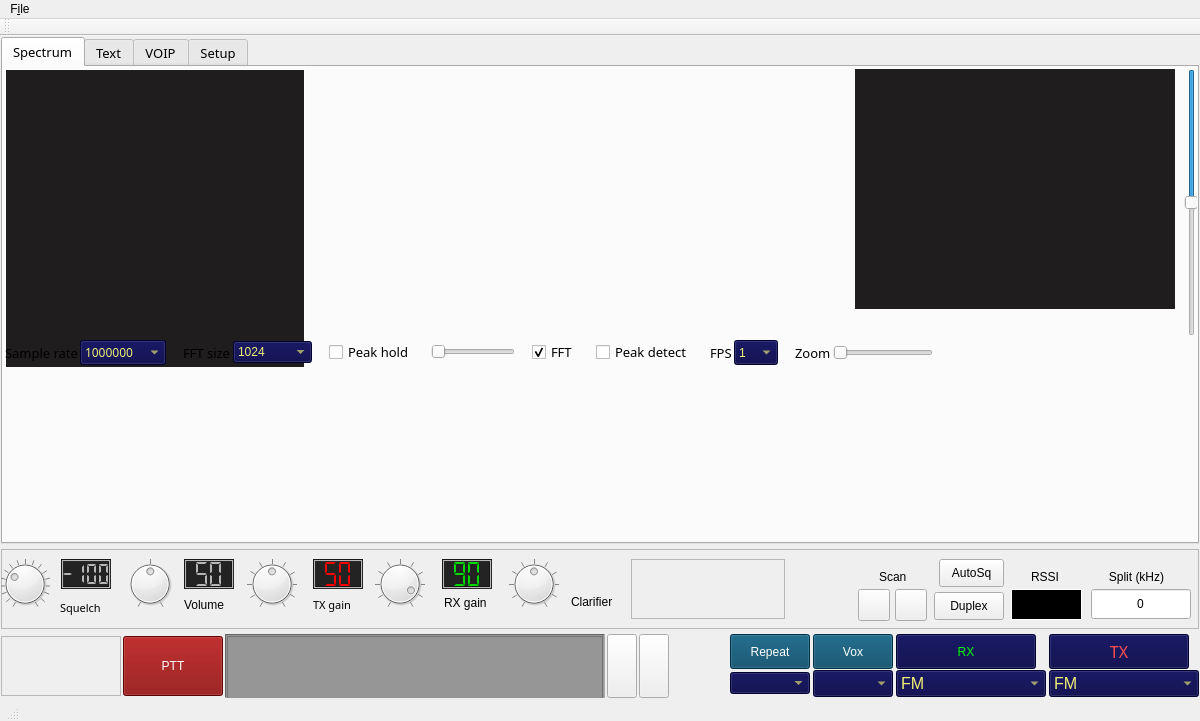
Old version of the form mainwindow.ui in the repository qradiolink/qradiolink.
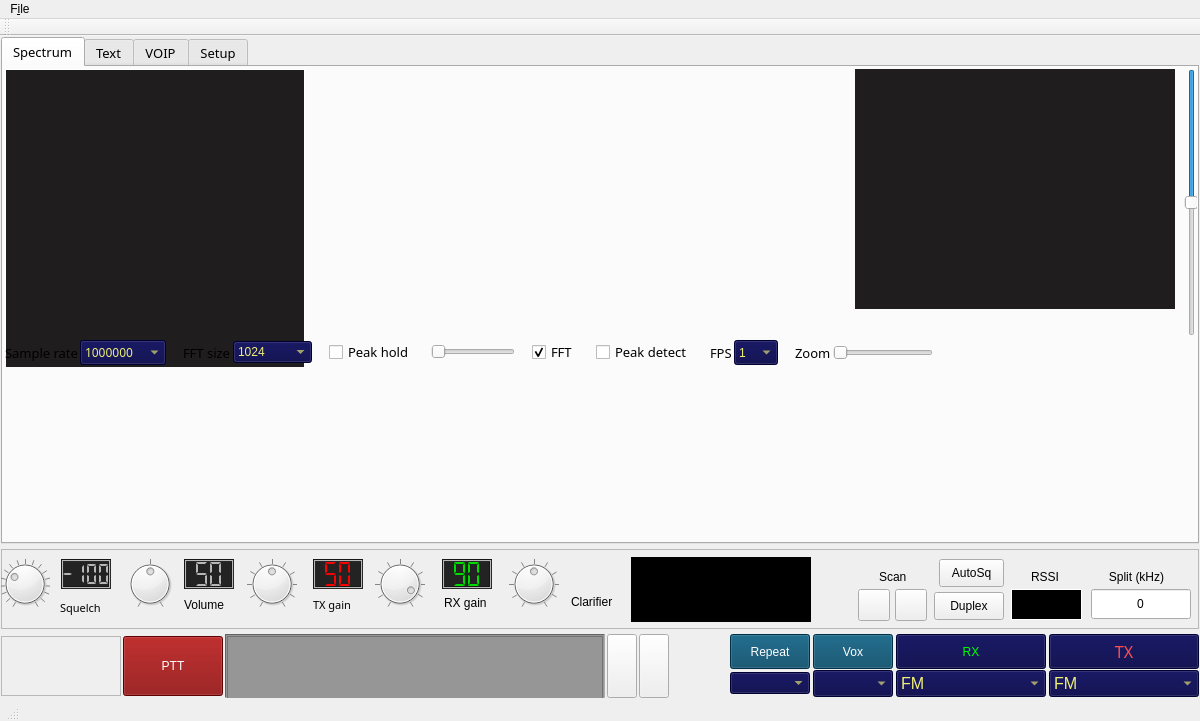
New version of the form. Icons and pictures are not drawn. Custom widgets are drawn as their Qt base class.

Commit message: Add dB display to mouseover, minor UI tweaks

Diff of the .ui file:
```diff
--- a/mainwindow.ui
+++ b/mainwindow.ui
@@ -2807,11 +2807,14 @@
          <property name="geometry">
           <rect>
            <x>630</x>
-           <y>10</y>
-           <width>154</width>
-           <height>60</height>
+           <y>8</y>
+           <width>180</width>
+           <height>65</height>
           </rect>
          </property>
+         <property name="styleSheet">
+          <string notr="true">background-color: rgb(0, 0, 0);</string>
+         </property>
          <property name="frameShape">
           <enum>QFrame::StyledPanel</enum>
          </property>
@@ -2819,7 +2822,7 @@
           <enum>QFrame::Sunken</enum>
          </property>
          <property name="lineWidth">
-          <number>1</number>
+          <number>3</number>
          </property>
          <property name="text">
           <string/>
@@ -3644,7 +3647,7 @@
             </property>
             <property name="maximumSize">
              <size>
-              <width>140</width>
+              <width>150</width>
               <height>35</height>
              </size>
             </property>
@@ -3705,7 +3708,7 @@
             </property>
             <property name="maximumSize">
              <size>
-              <width>140</width>
+              <width>150</width>
               <height>35</height>
              </size>
             </property>
```
Left out of the diff: 10 changed lines with no effect on the pictures. The commit also changes 4 other files.
